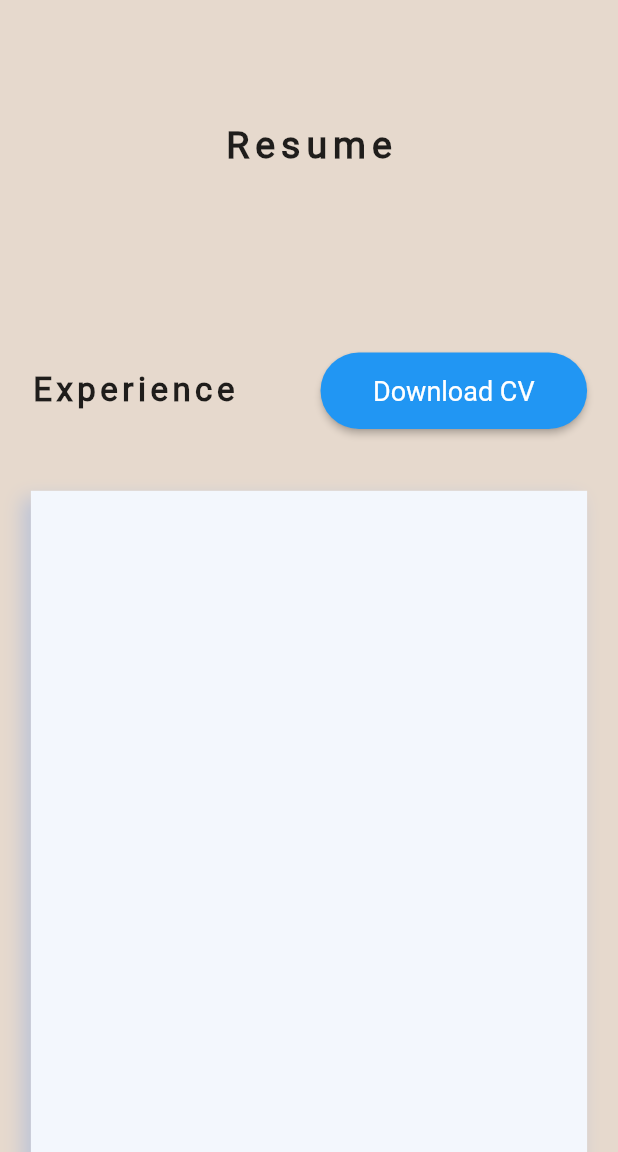
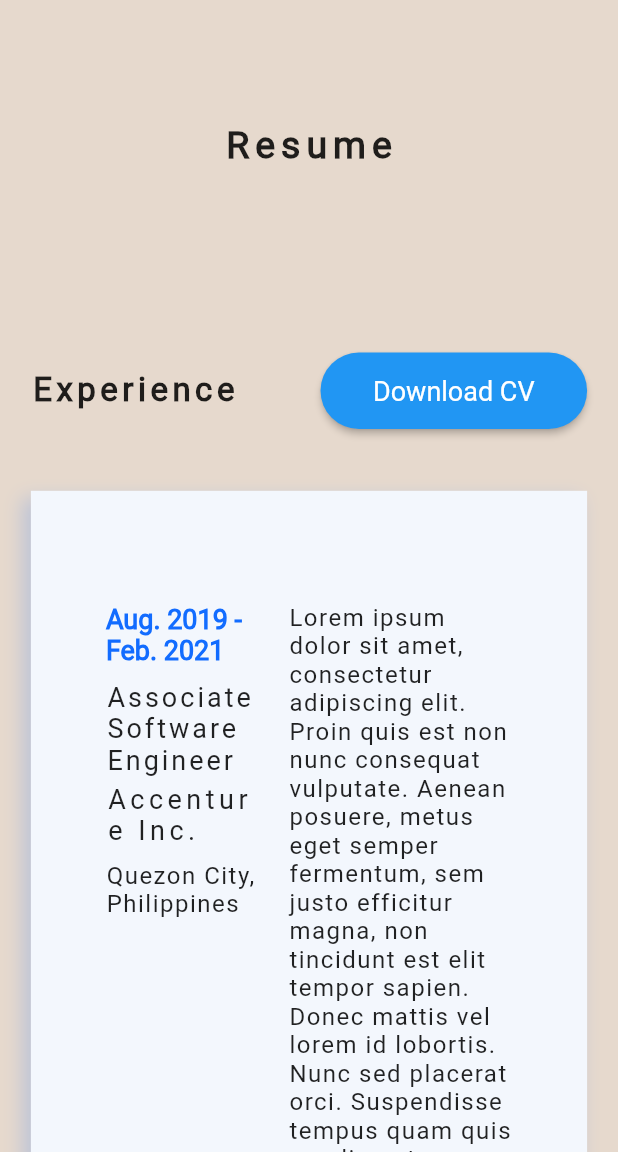
Before and after one commit to MichaelCadavillo/PersonalPortfolio, a Flutter app: the screen it shows after launch, scrolled down 56 dp, after a tap on "Resume", on a phone screen of 412 x 824 dp, the part 84-1236 px from its top. Run offline on Flutter 3.47's test engine with Material 2 defaults, Android fonts, the phone set to English and light mode, and no system bars; drawn by our look-alikes of backdrop; our stand-ins replace responsive_builder.

Commit message:
Added layout for exp_card

```diff
--- a/lib/views/resume/exp_card.dart
+++ b/lib/views/resume/exp_card.dart
@@ -2,11 +2,23 @@ import 'package:flutter/material.dart';
 import 'package:personal_portfolio/utility/colors.dart';
 import 'package:personal_portfolio/utility/device_type.dart';
 import 'package:personal_portfolio/utility/screen_utils.dart';
-import 'package:url_launcher/url_launcher.dart';
 
 class ExperienceCard extends StatelessWidget {
+  final String companyName;
+  final String companyLocation;
+  final String description;
+  final String dateFrom;
+  final String dateTo;
+  final String position;
 
-  ExperienceCard();
+  ExperienceCard({
+    required this.companyName,
+    required this.companyLocation,
+    required this.description,
+    required this.dateFrom,
+    required this.dateTo,
+    required this.position,
+  });
 
   @override
   Widget build(BuildContext context) {
@@ -14,8 +26,9 @@ class ExperienceCard extends StatelessWidget {
     final Function wp = ScreenUtils(MediaQuery.of(context).size).wp;
     final bool tablet = isTablet(MediaQuery.of(context));
     return Container(
-      height: tablet ? hp(35) : hp(75),
+      height: tablet ? hp(40) : hp(75),
       margin: EdgeInsets.only(bottom: hp(5)),
+      padding: EdgeInsets.symmetric(horizontal: 50, vertical: 75),
       decoration: BoxDecoration(
           color: AppColors.PrimaryColor,
           boxShadow: [
@@ -25,14 +38,77 @@ class ExperienceCard extends StatelessWidget {
               offset: Offset(-5, 5), // changes position of shadow
             ),
           ]),
+      child: Row(
+        children: [
+          Expanded(
+            flex: 45,
+            child: Container(
+              padding: EdgeInsets.only(right: 20),
+              child: Column(
+                mainAxisAlignment: MainAxisAlignment.start,
+                crossAxisAlignment: CrossAxisAlignment.start,
+                children: [
+                  Text(
+                    "$dateFrom - $dateTo",
+                    style: TextStyle(
+                        fontWeight: FontWeight.bold,
+                        fontSize: 18,
+                        color: AppColors.DarkPrimaryColor
+                      ),
+                  ),
+                  SizedBox(
+                    height: 10,
+                  ),
+                  Text(
+                    "$position",
+                    style: TextStyle(
+                      fontWeight: FontWeight.w500,
+                      fontSize: 18,
+                      letterSpacing: 2,
+                    ),
+                  ),
+                  SizedBox(
+                    height: 5,
+                  ),
+                  Text(
+                    "$companyName",
+                    style: TextStyle(
+                        fontWeight: FontWeight.w500,
+                        fontSize: 18,
+                        letterSpacing: 3,
+                    ),
+                  ),
+                  SizedBox(
+                    height: 10,
+                  ),
+                  Text(
+                    "$companyLocation",
+                    style: TextStyle(
+                      fontWeight: FontWeight.w400,
+                      fontSize: 16,
+                      letterSpacing: 1,
+                    ),
+                  )
+                ],
+              ),
+            ),
+          ),
+          Expanded(
+            flex: 55,
+            child: Column(
+              children: [
+                Text("$description",
+                  style: TextStyle(
+                    fontWeight: FontWeight.w400,
+                    fontSize: 16,
+                    letterSpacing: 1,
+                  ),
+                )
+              ],
+            ),
+          )
+        ],
+      ),
     );
   }
-
-  void launchUrl(String url) async{
-    if (await canLaunch(url)) {
-      await launch(url);
-    }else {
-      throw Exception("Could not launch URL");
-    }
-  }
 }
--- a/lib/views/resume/resume_screen.dart
+++ b/lib/views/resume/resume_screen.dart
@@ -3,6 +3,7 @@ import 'package:personal_portfolio/utility/colors.dart';
 import 'package:personal_portfolio/utility/device_type.dart';
 import 'package:personal_portfolio/utility/screen_utils.dart';
 import 'package:personal_portfolio/views/resume/exp_card.dart';
+import 'package:url_launcher/url_launcher.dart';
 
 class Resume extends StatelessWidget {
   static const routeName = "Resume";
@@ -49,6 +50,7 @@ class Resume extends StatelessWidget {
                       ),
                   ElevatedButton(
                     onPressed: () {
+                      launchUrl("https://www.google.com");
                     },
                     style: ButtonStyle(
                       padding: MaterialStateProperty.all(
@@ -66,12 +68,39 @@ class Resume extends StatelessWidget {
                   ),
                     ],
                   ),
-
                 ),
-                ExperienceCard(),
-                ExperienceCard(),
-                ExperienceCard(),
-                ExperienceCard(),
+                ExperienceCard(
+                  companyName: "Accenture Inc.",
+                  companyLocation: "Quezon City, Philippines",
+                  description: "Lorem ipsum dolor sit amet, consectetur adipiscing elit. Proin quis est non nunc consequat vulputate. Aenean posuere, metus eget semper fermentum, sem justo efficitur magna, non tincidunt est elit tempor sapien. Donec mattis vel lorem id lobortis. Nunc sed placerat orci. Suspendisse tempus quam quis condimentum rutrum.",
+                  dateFrom: "Aug. 2019",
+                  dateTo: "Feb. 2021",
+                  position: "Associate Software Engineer",
+                ),
+                ExperienceCard(
+                  companyName: "Company",
+                  companyLocation: "Quezon City, Philippines",
+                  description: "Lorem ipsum dolor sit amet, consectetur adipiscing elit. Proin quis est non nunc consequat vulputate. Aenean posuere, metus eget semper fermentum, sem justo efficitur magna, non tincidunt est elit tempor sapien. Donec mattis vel lorem id lobortis. Nunc sed placerat orci. Suspendisse tempus quam quis condimentum rutrum.",
+                  dateFrom: "Aug. 2019",
+                  dateTo: "Feb. 2021",
+                  position: "Associate Software Engineer",
+                ),
+                ExperienceCard(
+                  companyName: "Company",
+                  companyLocation: "Quezon City, Philippines",
+                  description: "Lorem ipsum dolor sit amet, consectetur adipiscing elit. Proin quis est non nunc consequat vulputate. Aenean posuere, metus eget semper fermentum, sem justo efficitur magna, non tincidunt est elit tempor sapien. Donec mattis vel lorem id lobortis. Nunc sed placerat orci. Suspendisse tempus quam quis condimentum rutrum.",
+                  dateFrom: "Aug. 2019",
+                  dateTo: "Feb. 2021",
+                  position: "Associate Software Engineer",
+                ),
+                ExperienceCard(
+                  companyName: "Company",
+                  companyLocation: "Quezon City, Philippines",
+                  description: "Lorem ipsum dolor sit amet, consectetur adipiscing elit. Proin quis est non nunc consequat vulputate. Aenean posuere, metus eget semper fermentum, sem justo efficitur magna, non tincidunt est elit tempor sapien. Donec mattis vel lorem id lobortis. Nunc sed placerat orci. Suspendisse tempus quam quis condimentum rutrum.",
+                  dateFrom: "Aug. 2019",
+                  dateTo: "Feb. 2021",
+                  position: "Associate Software Engineer",
+                ),
 
               ],
             ),
@@ -80,4 +109,12 @@ class Resume extends StatelessWidget {
       ),
     );
   }
+
+  void launchUrl(String url) async{
+    if (await canLaunch(url)) {
+      await launch(url);
+    }else {
+      throw Exception("Could not launch URL");
+    }
+  }
 }
```
